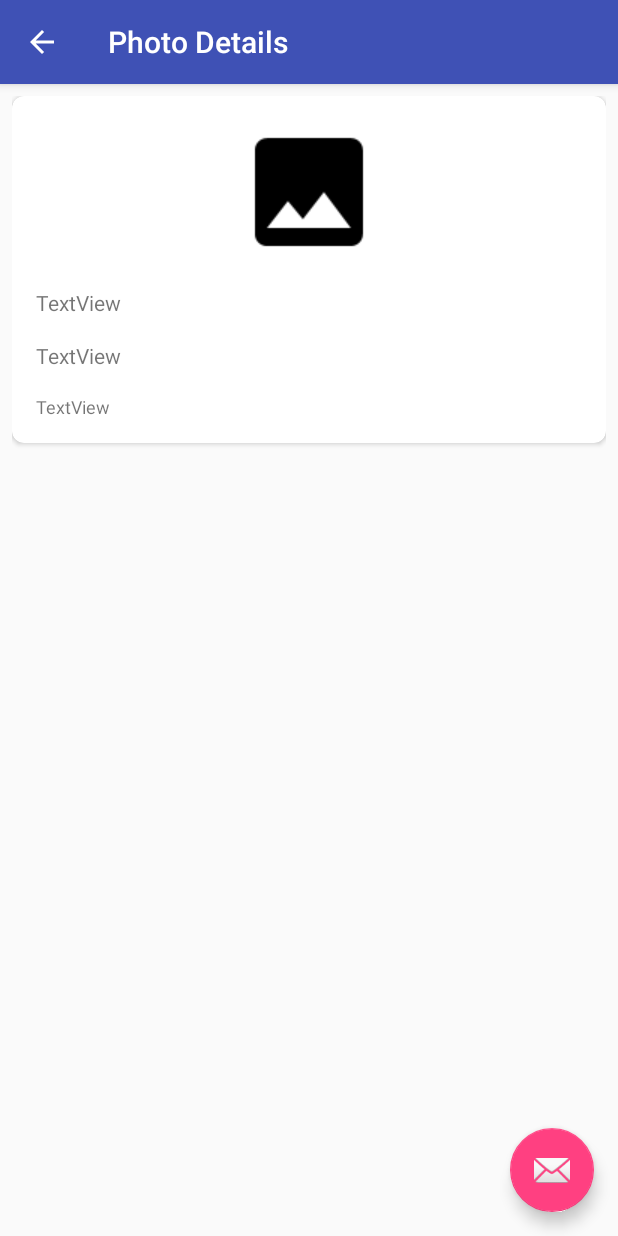
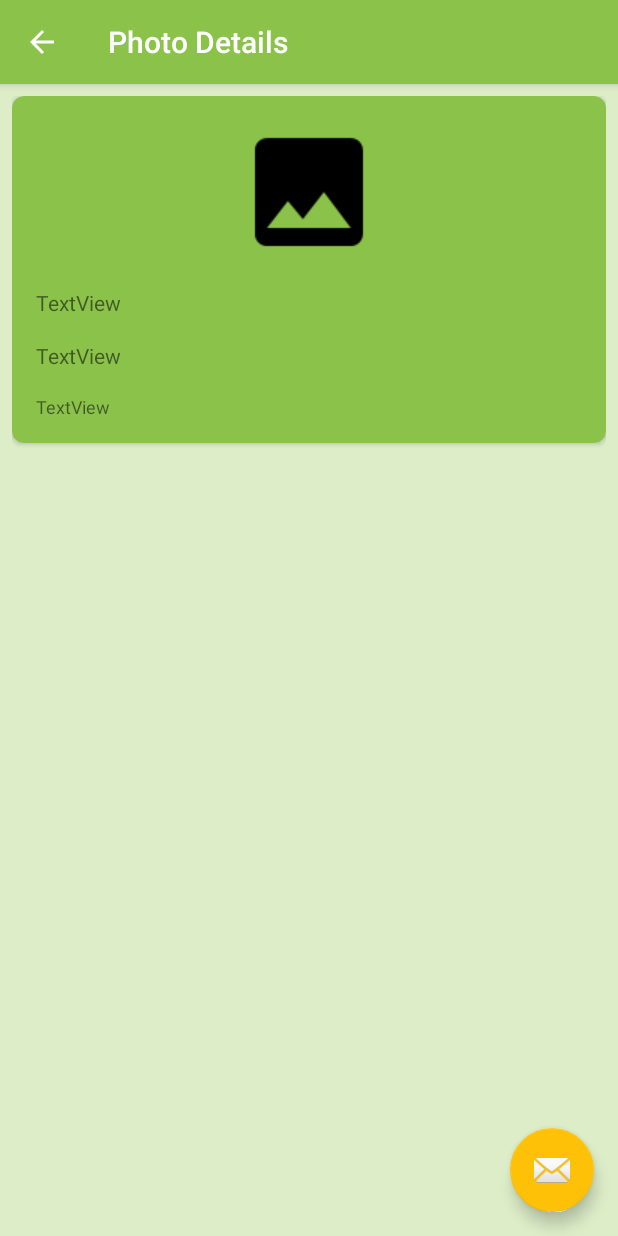
Before and after one commit to erikvan123/FlickrBrowser-Udemy, an Android app: the PhotoDetailsActivity screen opened directly, with no data from a screen before it, on a phone screen of 412 x 824 dp. Run offline under Robolectric (Android 15) with nearby library versions, the phone set to English and light mode, and no system bars; our stand-ins replace Picasso; pictures from the network do not load; 5 statements that could not run were skipped.

Commit message:
initial commit

```diff
--- /dev/null
+++ b/app/src/main/res/values-v23/styles.xml
@@ -0,0 +1,9 @@
+<?xml version="1.0" encoding="utf-8"?>
+<resources>
+
+    <style name="AppTheme.NoActionBar">
+        <item name="windowActionBar">false</item>
+        <item name="windowNoTitle">true</item>
+        <item name="android:colorBackgroundFloating">@color/primary</item>
+    </style>
+</resources>
--- a/app/src/main/res/values/colors.xml
+++ b/app/src/main/res/values/colors.xml
@@ -1,6 +1,11 @@
 <?xml version="1.0" encoding="utf-8"?>
 <resources>
-    <color name="colorPrimary">#3F51B5</color>
-    <color name="colorPrimaryDark">#303F9F</color>
-    <color name="colorAccent">#FF4081</color>
+    <color name="primary">#8BC34A</color>
+    <color name="primary_dark">#689F38</color>
+    <color name="primary_light">#DCEDC8</color>
+    <color name="accent">#FFC107</color>
+    <color name="primary_text">#212121</color>
+    <color name="secondary_text">#757575</color>
+    <color name="icons">#212121</color>
+    <color name="divider">#BDBDBD</color>
 </resources>
--- a/app/src/main/res/values/styles.xml
+++ b/app/src/main/res/values/styles.xml
@@ -3,9 +3,13 @@
     <!-- Base application theme. -->
     <style name="AppTheme" parent="Theme.AppCompat.Light.DarkActionBar">
         <!-- Customize your theme here. -->
-        <item name="colorPrimary">@color/colorPrimary</item>
-        <item name="colorPrimaryDark">@color/colorPrimaryDark</item>
-        <item name="colorAccent">@color/colorAccent</item>
+        <item name="colorPrimary">@color/primary</item>
+        <item name="colorPrimaryDark">@color/primary_dark</item>
+        <item name="colorAccent">@color/accent</item>
+        <item name="android:textColorSecondary">@color/secondary_text</item>
+        <item name="android:icon">@color/icons</item>
+        <item name="android:colorBackground">@color/primary_light</item>
+        <item name="cardBackgroundColor">@color/primary</item>
     </style>
 
     <style name="AppTheme.NoActionBar">
```
